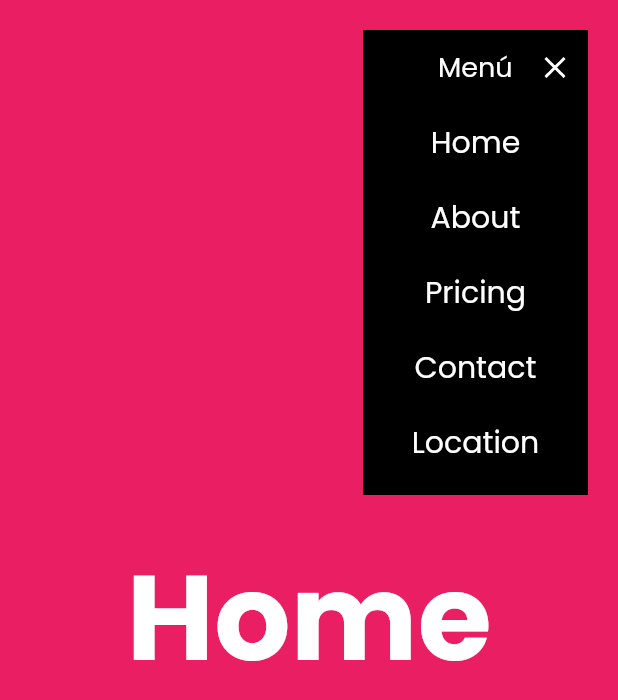
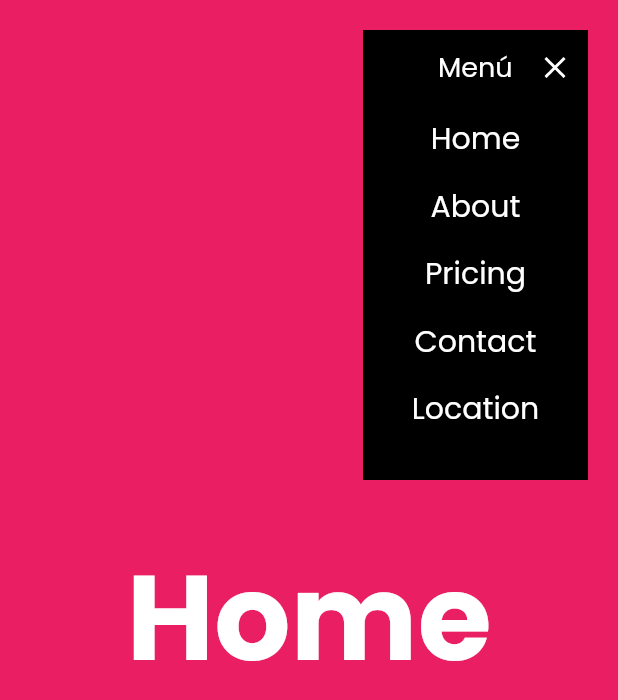
Before and after one commit to CesarArellano/Flutter-Web-Course, a Flutter app: the screen it shows after launch, after a tap on "Menú", on a phone screen of 412 x 824 dp. Shown: the top 700 px of the screen. Run offline on Flutter 3.47's test engine with Material 2 defaults, Android fonts, the phone set to English and light mode, and no system bars; our stand-ins replace fluro, get_it, google_fonts.

Commit message:
Changed sizes in Boxes

```diff
--- a/flutter_landing_page/lib/ui/pages/shared/custom_app_menu.dart
+++ b/flutter_landing_page/lib/ui/pages/shared/custom_app_menu.dart
@@ -39,7 +39,7 @@ class _CustomAppMenuState extends State<CustomAppMenu> with SingleTickerProvider
         child: Container(
           padding: const EdgeInsets.symmetric(horizontal: 10),
           width: 150,
-          height: isOpen ? 310 : 50,
+          height: isOpen ? 300 : 50,
           color: Colors.black,
           child: Column(
             children: [
--- a/flutter_landing_page/lib/ui/pages/shared/custom_menu_item.dart
+++ b/flutter_landing_page/lib/ui/pages/shared/custom_menu_item.dart
@@ -30,7 +30,7 @@ class _CustomMenuItemState extends State<CustomMenuItem> {
         child: AnimatedContainer(
           duration: const Duration(milliseconds: 200),
           width: 150,
-          height: 50,
+          height: 45,
           color: (isHover) ? Colors.pinkAccent : Colors.black,
           child: Center(
             child: Text(
```
